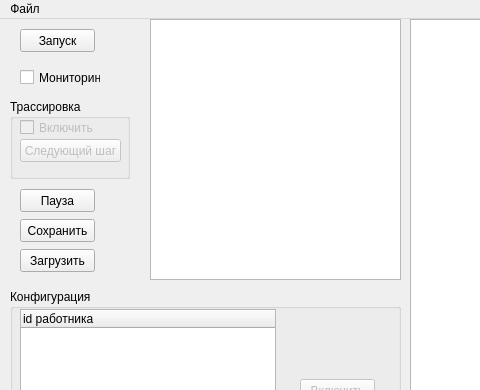
Qt form mainwindow.ui (Vad118/server) before a commit; both pictures show x 0 to 480 and y 0 to 390 of the 1106 by 573 pixel window.
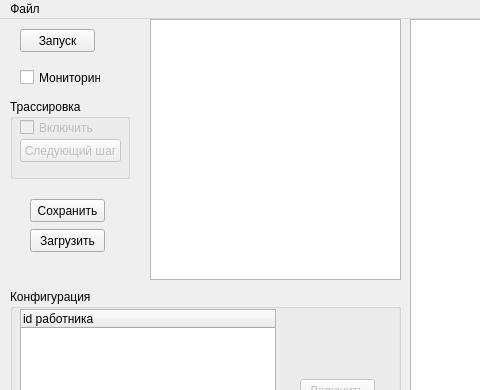
The same form after that commit.

Patch:
```diff
--- a/mainwindow.ui
+++ b/mainwindow.ui
@@ -108,24 +108,11 @@
      </property>
     </widget>
    </widget>
-   <widget class="QPushButton" name="pushButton_2">
-    <property name="geometry">
-     <rect>
-      <x>20</x>
-      <y>170</y>
-      <width>75</width>
-      <height>23</height>
-     </rect>
-    </property>
-    <property name="text">
-     <string>Пауза</string>
-    </property>
-   </widget>
    <widget class="QPushButton" name="pushButton_3">
     <property name="geometry">
      <rect>
-      <x>20</x>
-      <y>200</y>
+      <x>30</x>
+      <y>180</y>
       <width>75</width>
       <height>23</height>
      </rect>
@@ -137,8 +124,8 @@
    <widget class="QPushButton" name="pushButton_4">
     <property name="geometry">
      <rect>
-      <x>20</x>
-      <y>230</y>
+      <x>30</x>
+      <y>210</y>
       <width>75</width>
       <height>23</height>
      </rect>
```
